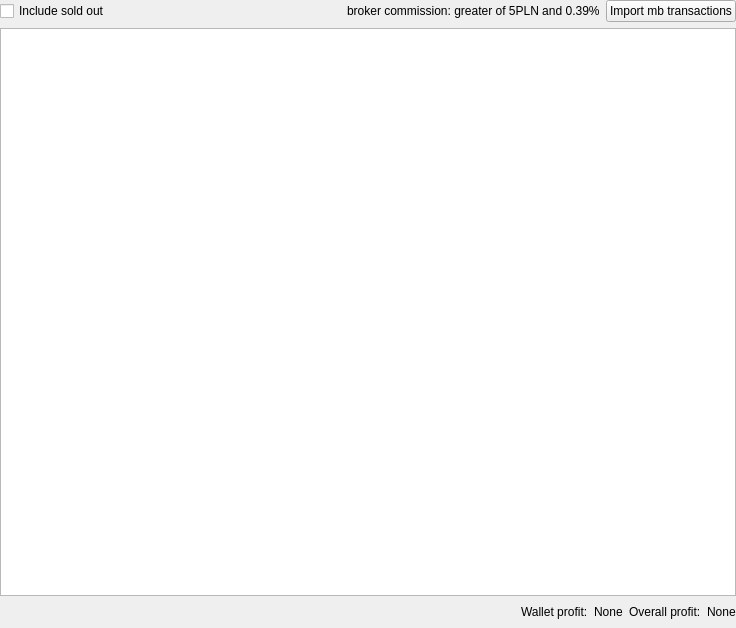
Qt form src/stockmonitor/ui/widget/walletwidget.ui (anetczuk/stock-monitor) before a commit.
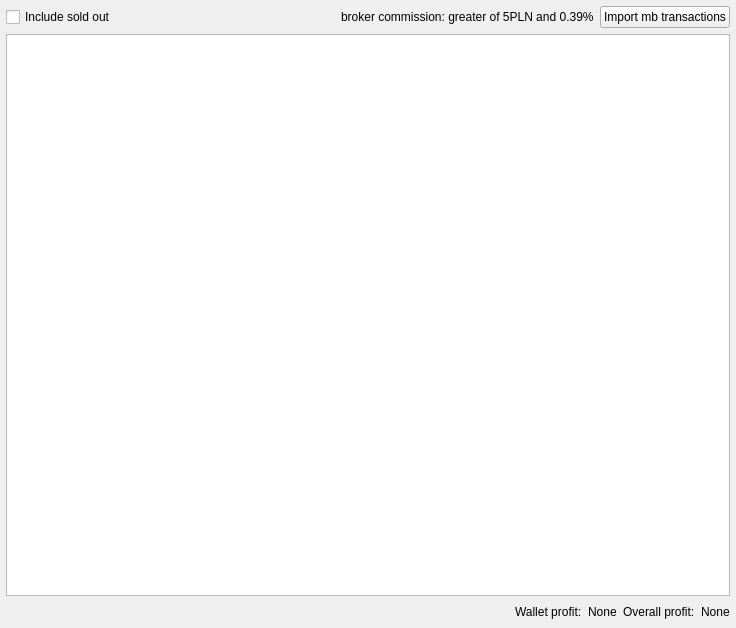
The same form after that commit. Custom widgets are drawn as their Qt base class.

Commit message: Change layout margins

```diff
--- a/src/stockmonitor/ui/widget/walletwidget.ui
+++ b/src/stockmonitor/ui/widget/walletwidget.ui
@@ -15,13 +15,13 @@
   </property>
   <layout class="QVBoxLayout" name="verticalLayout">
    <property name="leftMargin">
-    <number>0</number>
+    <number>6</number>
    </property>
    <property name="topMargin">
-    <number>0</number>
+    <number>6</number>
    </property>
    <property name="rightMargin">
-    <number>0</number>
+    <number>6</number>
    </property>
    <property name="bottomMargin">
     <number>6</number>
```
The commit also changes 2 other files.
